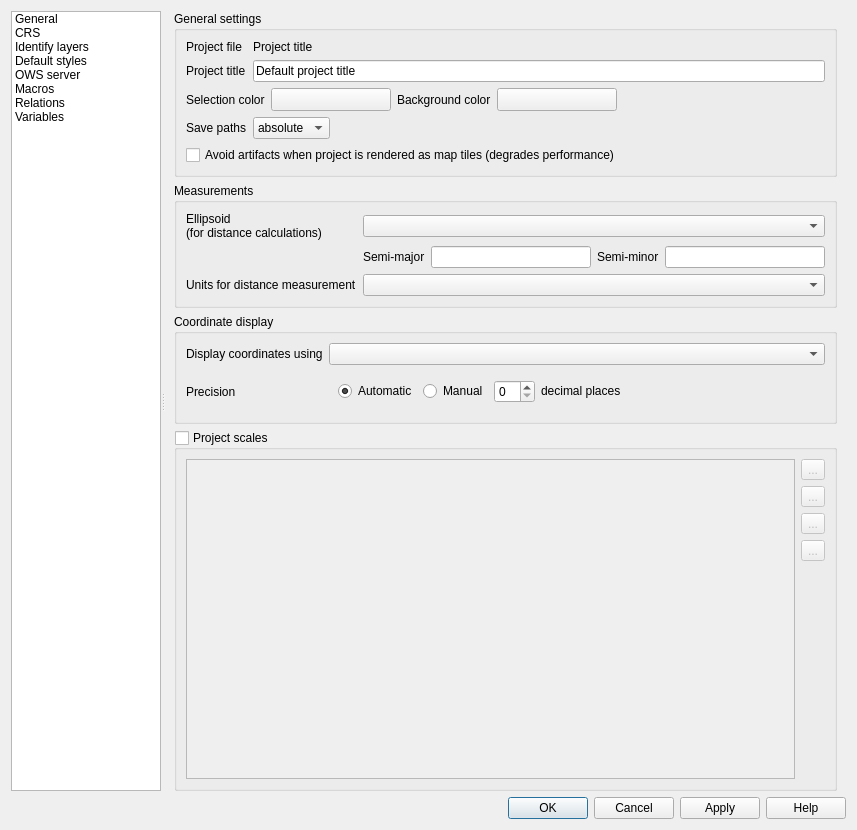
Before: the Qt Designer form src/ui/qgsprojectpropertiesbase.ui in carsmie/QGIS, drawn with Qt 5.
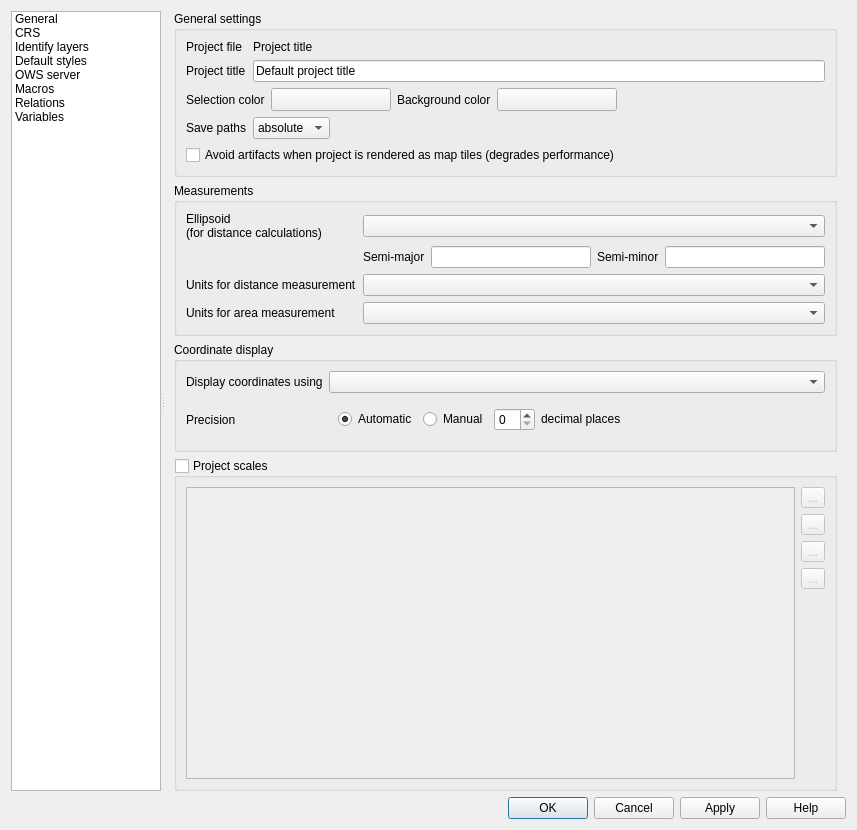
After: the same form once the commit is applied. Icons and pictures are not drawn. Custom widgets are drawn as their Qt base class.

Commit message: Fix project unit confusion (pt 3): add area unit settings with a ton of available area units (eg m2, km2, mi2, ft2, yd2, ha, ac, etc)

Diff of the .ui file:
```diff
--- a/src/ui/qgsprojectpropertiesbase.ui
+++ b/src/ui/qgsprojectpropertiesbase.ui
@@ -518,6 +518,16 @@
                     </property>
                    </widget>
                   </item>
+                  <item row="3" column="0">
+                   <widget class="QLabel" name="label_29">
+                    <property name="text">
+                     <string>Units for area measurement</string>
+                    </property>
+                   </widget>
+                  </item>
+                  <item row="3" column="1" colspan="4">
+                   <widget class="QComboBox" name="mAreaUnitsCombo"/>
+                  </item>
                  </layout>
                 </widget>
                </item>
```
Left out of the diff: 35 changed lines with no effect on the pictures. The commit also changes 25 other files.
